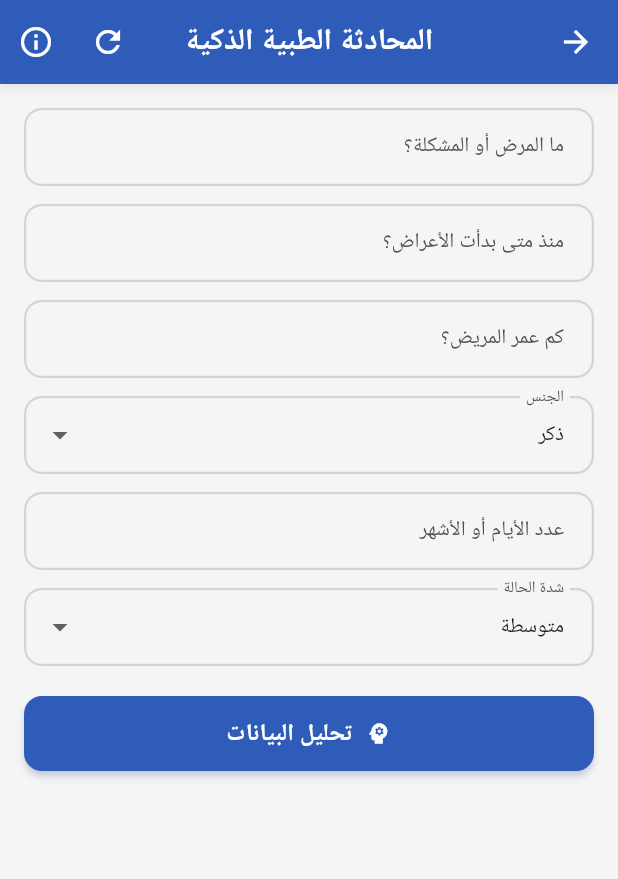
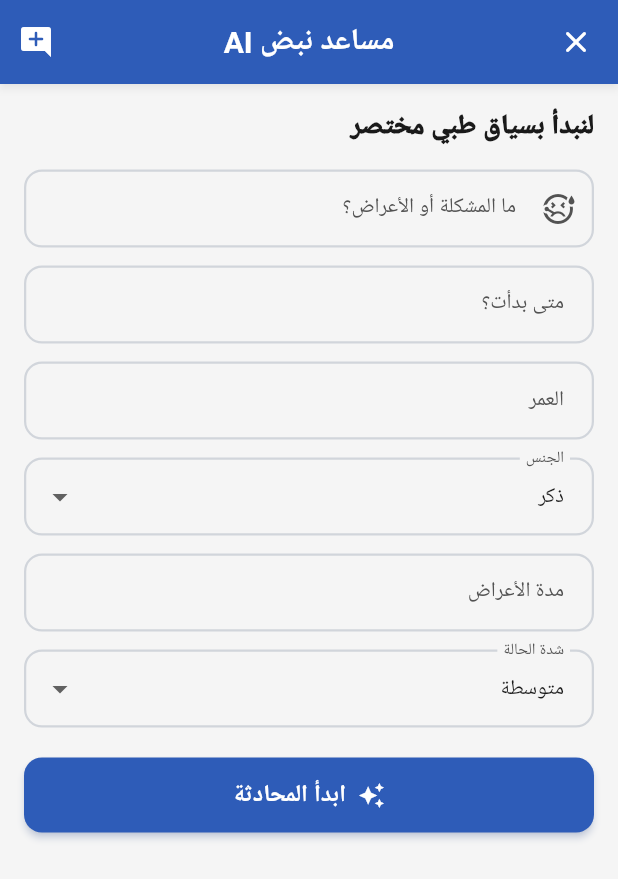
Before and after one commit to alfrasit1-maker/nassasssssss, a Flutter app: the MedicalAiChatScreen screen opened by its route, on a phone screen of 412 x 824 dp. Shown: the top 879 px of the screen. Run offline on Flutter 3.47's test engine with Material 3 defaults, Android fonts, the phone set to English and light mode, and no system bars; our stand-ins replace audioplayers, cloud_firestore, connectivity_plus, dio, file_picker, firebase_auth and 21 more; missing offline and left inert: firebase_app_check, record, translator, zego_uikit_prebuilt_call, zego_uikit_signaling_plugin; accounts and stored records are empty; network calls fail; Roboto replaces fonts that are missing (Tajawal); statements that could not run were skipped.

Commit message:
Enhance navigation AI chat settings and bookings

```diff
--- a/lib/features/ai_chat/data/models/ai_chat_message.dart
+++ b/lib/features/ai_chat/data/models/ai_chat_message.dart
@@ -5,19 +5,34 @@ class AiChatMessage {
   final String content;
   final bool isUser;
   final DateTime createdAt;
+  final String? attachmentPath;
+  final String? attachmentType;
 
-  const AiChatMessage({required this.id, required this.content, required this.isUser, required this.createdAt});
+  const AiChatMessage({
+    required this.id,
+    required this.content,
+    required this.isUser,
+    required this.createdAt,
+    this.attachmentPath,
+    this.attachmentType,
+  });
 
   factory AiChatMessage.fromMap(String id, Map<String, dynamic> map) => AiChatMessage(
         id: id,
         content: (map['content'] ?? '').toString(),
         isUser: map['isUser'] == true,
-        createdAt: (map['createdAt'] as Timestamp?)?.toDate() ?? DateTime.now(),
+        createdAt: map['createdAt'] is Timestamp
+            ? (map['createdAt'] as Timestamp).toDate()
+            : DateTime.tryParse((map['createdAt'] ?? '').toString()) ?? DateTime.now(),
+        attachmentPath: map['attachmentPath']?.toString(),
+        attachmentType: map['attachmentType']?.toString(),
       );
 
-  Map<String, dynamic> toMap() => {
+  Map<String, dynamic> toMap({bool firestore = true}) => {
         'content': content,
         'isUser': isUser,
-        'createdAt': Timestamp.fromDate(createdAt),
+        'createdAt': firestore ? Timestamp.fromDate(createdAt) : createdAt.toIso8601String(),
+        if (attachmentPath != null) 'attachmentPath': attachmentPath,
+        if (attachmentType != null) 'attachmentType': attachmentType,
       };
 }
--- a/lib/features/ai_chat/data/services/medical_ai_api_service.dart
+++ b/lib/features/ai_chat/data/services/medical_ai_api_service.dart
@@ -5,19 +5,21 @@ import '../models/medical_intake.dart';
 class MedicalAiApiService {
   final Dio _dio;
   final String? baseUrl;
+  final String? apiKey;
 
-  MedicalAiApiService({Dio? dio, this.baseUrl}) : _dio = dio ?? Dio();
+  MedicalAiApiService({Dio? dio, this.baseUrl = const String.fromEnvironment('AI_API_URL'), this.apiKey = const String.fromEnvironment('AI_API_KEY')}) : _dio = dio ?? Dio();
 
   Future<String> sendMedicalMessage({required MedicalIntake intake, required List<AiChatMessage> history, required String message}) async {
-    // ضع رابط خدمة الذكاء الاصطناعي ومفتاحها في إعدادات آمنة خارج الكود ثم مرر baseUrl/headers هنا.
-    if (baseUrl == null || baseUrl!.isEmpty) {
-      return 'تحليل أولي: بناءً على البيانات المدخلة (${intake.problem}) ننصح بمراجعة الطبيب المناسب. هذا الرد تجريبي إلى أن يتم ربط API الذكاء الاصطناعي.';
+    final url = (baseUrl ?? '').trim();
+    if (url.isEmpty) {
+      return 'تحليل أولي: فهمت رسالتك عن "${intake.problem}". راقب الأعراض، اشرب سوائل كافية، واحجز موعداً إذا استمرت الحالة أو كانت الشدة عالية. يمكنك تشغيل API حقيقي عبر --dart-define=AI_API_URL و AI_API_KEY.';
     }
-    final response = await _dio.post(baseUrl!, data: {
+    final response = await _dio.post(url, data: {
+      'system': 'أنت مساعد طبي عربي. قدم إرشاداً منظماً ولا تقدم تشخيصاً نهائياً ولا وصفات خطرة.',
       'intake': intake.toPrompt(),
       'message': message,
-      'history': history.map((e) => e.toMap()).toList(),
-    });
-    return (response.data['reply'] ?? response.data['message'] ?? '').toString();
+      'history': history.map((e) => e.toMap(firestore: false)).toList(),
+    }, options: Options(headers: {if ((apiKey ?? '').isNotEmpty) 'Authorization': 'Bearer $apiKey'}));
+    return (response.data['reply'] ?? response.data['message'] ?? response.data['choices']?[0]?['message']?['content'] ?? '').toString();
   }
 }
--- a/lib/features/ai_chat/presentation/pages/medical_ai_chat_screen.dart
+++ b/lib/features/ai_chat/presentation/pages/medical_ai_chat_screen.dart
@@ -1,4 +1,7 @@
+import 'dart:io';
+import 'package:file_picker/file_picker.dart';
 import 'package:flutter/material.dart';
+import 'package:image_picker/image_picker.dart';
 import 'package:provider/provider.dart';
 import '../../data/models/medical_intake.dart';
 import '../../data/repositories/medical_ai_repository.dart';
@@ -7,7 +10,6 @@ import '../providers/medical_ai_chat_provider.dart';
 
 class MedicalAiChatScreen extends StatefulWidget {
   const MedicalAiChatScreen({super.key});
-
   @override
   State<MedicalAiChatScreen> createState() => _MedicalAiChatScreenState();
 }
@@ -29,39 +31,40 @@ class _MedicalAiChatScreenState extends State<MedicalAiChatScreen> {
   @override
   Widget build(BuildContext context) {
     return ChangeNotifierProvider(
-      create: (_) => MedicalAiChatProvider(MedicalAiRepository(apiService: MedicalAiApiService())),
+      create: (_) => MedicalAiChatProvider(MedicalAiRepository(apiService: MedicalAiApiService()))..loadLocalHistory(),
       child: Scaffold(
         appBar: AppBar(
-          leading: const BackButton(),
-          title: const Text('المحادثة الطبية الذكية'),
-          actions: [
-            IconButton(tooltip: 'بدء محادثة جديدة', onPressed: () => setState(() => _intake = null), icon: const Icon(Icons.refresh)),
-            IconButton(tooltip: 'معلومات الخدمة', onPressed: () => showAboutDialog(context: context, applicationName: 'AI Medical Chat', children: const [Text('لا تضع API Key داخل الكود. اربط MedicalAiApiService بخدمتك الآمنة.')]), icon: const Icon(Icons.info_outline)),
-          ],
+          leading: IconButton(icon: const Icon(Icons.close_rounded), onPressed: () => Navigator.of(context).pop()),
+          title: const Text('مساعد نبض AI'),
+          actions: [IconButton(tooltip: 'محادثة جديدة', onPressed: () => setState(() => _intake = null), icon: const Icon(Icons.add_comment_rounded))],
         ),
-        body: _intake == null ? _buildIntake(context) : _buildChat(context),
+        body: SafeArea(child: _intake == null ? _buildIntake(context) : _buildChat(context)),
       ),
     );
   }
 
-  Widget _buildIntake(BuildContext context) => Form(
-    key: _formKey,
-    child: ListView(padding: const EdgeInsets.all(16), children: [
-      TextFormField(controller: _problem, decoration: const InputDecoration(labelText: 'ما المرض أو المشكلة؟'), validator: _required),
-      const SizedBox(height: 12), TextFormField(controller: _started, decoration: const InputDecoration(labelText: 'منذ متى بدأت الأعراض؟'), validator: _required),
-      const SizedBox(height: 12), TextFormField(controller: _age, decoration: const InputDecoration(labelText: 'كم عمر المريض؟'), keyboardType: TextInputType.number, validator: (v){ final n=int.tryParse(v??''); return n==null||n<=0?'أدخل عمر صحيح':null;}),
-      const SizedBox(height: 12), DropdownButtonFormField(value: _gender, decoration: const InputDecoration(labelText: 'الجنس'), items: ['ذكر','أنثى'].map((e)=>DropdownMenuItem(value:e, child:Text(e))).toList(), onChanged: (v)=>setState(()=>_gender=v!)),
-      const SizedBox(height: 12), TextFormField(controller: _duration, decoration: const InputDecoration(labelText: 'عدد الأيام أو الأشهر'), validator: _required),
-      const SizedBox(height: 12), DropdownButtonFormField(value: _severity, decoration: const InputDecoration(labelText: 'شدة الحالة'), items: ['خفيفة','متوسطة','شديدة','طارئة'].map((e)=>DropdownMenuItem(value:e, child:Text(e))).toList(), onChanged: (v)=>setState(()=>_severity=v!)),
-      const SizedBox(height: 20), Consumer<MedicalAiChatProvider>(builder: (context, provider, _) => ElevatedButton.icon(onPressed: provider.isLoading ? null : () async { if(!_formKey.currentState!.validate()) return; final intake=MedicalIntake(problem:_problem.text.trim(), symptomStart:_started.text.trim(), age:int.parse(_age.text.trim()), gender:_gender, duration:_duration.text.trim(), severity:_severity); setState(()=>_intake=intake); await provider.buildInitialRecommendation(intake); }, icon: const Icon(Icons.psychology), label: const Text('تحليل البيانات'))),
-    ]),
-  );
+  Widget _buildIntake(BuildContext context) => Form(key: _formKey, child: ListView(padding: const EdgeInsets.all(16), children: [
+    Text('لنبدأ بسياق طبي مختصر', style: Theme.of(context).textTheme.headlineSmall?.copyWith(fontWeight: FontWeight.w900)),
+    const SizedBox(height: 16),
+    TextFormField(controller: _problem, decoration: const InputDecoration(labelText: 'ما المشكلة أو الأعراض؟', prefixIcon: Icon(Icons.sick_outlined)), validator: _required),
+    const SizedBox(height: 12), TextFormField(controller: _started, decoration: const InputDecoration(labelText: 'متى بدأت؟'), validator: _required),
+    const SizedBox(height: 12), TextFormField(controller: _age, decoration: const InputDecoration(labelText: 'العمر'), keyboardType: TextInputType.number, validator: (v){ final n=int.tryParse(v??''); return n==null||n<=0?'أدخل عمر صحيح':null;}),
+    const SizedBox(height: 12), DropdownButtonFormField(value: _gender, decoration: const InputDecoration(labelText: 'الجنس'), items: ['ذكر','أنثى'].map((e)=>DropdownMenuItem(value:e, child:Text(e))).toList(), onChanged: (v)=>setState(()=>_gender=v!)),
+    const SizedBox(height: 12), TextFormField(controller: _duration, decoration: const InputDecoration(labelText: 'مدة الأعراض'), validator: _required),
+    const SizedBox(height: 12), DropdownButtonFormField(value: _severity, decoration: const InputDecoration(labelText: 'شدة الحالة'), items: ['خفيفة','متوسطة','شديدة','طارئة'].map((e)=>DropdownMenuItem(value:e, child:Text(e))).toList(), onChanged: (v)=>setState(()=>_severity=v!)),
+    const SizedBox(height: 20), Consumer<MedicalAiChatProvider>(builder: (context, provider, _) => ElevatedButton.icon(onPressed: provider.isLoading ? null : () async { if(!_formKey.currentState!.validate()) return; final intake=MedicalIntake(problem:_problem.text.trim(), symptomStart:_started.text.trim(), age:int.parse(_age.text.trim()), gender:_gender, duration:_duration.text.trim(), severity:_severity); setState(()=>_intake=intake); await provider.buildInitialRecommendation(intake); }, icon: const Icon(Icons.auto_awesome), label: const Text('ابدأ المحادثة'))),
+  ]));
 
   Widget _buildChat(BuildContext context) => Consumer<MedicalAiChatProvider>(builder: (context, provider, _) => Column(children: [
-    if (provider.error != null) MaterialBanner(content: Text(provider.error!), actions: [TextButton(onPressed: (){}, child: const Text('حسناً'))]),
-    Expanded(child: ListView.builder(padding: const EdgeInsets.all(12), itemCount: provider.messages.length, itemBuilder: (_, i){ final m=provider.messages[i]; return Align(alignment: m.isUser?Alignment.centerRight:Alignment.centerLeft, child: Card(color: m.isUser?Theme.of(context).colorScheme.primaryContainer:null, child: Padding(padding: const EdgeInsets.all(12), child: Text(m.content)))); })),
-    if (provider.isLoading) const LinearProgressIndicator(),
-    SafeArea(child: Padding(padding: const EdgeInsets.all(8), child: Row(children: [Expanded(child: TextField(controller: _message, decoration: const InputDecoration(hintText: 'اكتب رسالتك الطبية...'))), IconButton(tooltip: 'إرسال', onPressed: provider.isLoading ? null : () { final text=_message.text; _message.clear(); provider.send(_intake!, text); }, icon: const Icon(Icons.send))]))),
+    if (provider.error != null) MaterialBanner(content: Text(provider.error!), actions: [TextButton(onPressed: () => provider.error = null, child: const Text('حسناً'))]),
+    Expanded(child: ListView.builder(reverse: false, padding: const EdgeInsets.fromLTRB(12, 12, 12, 8), itemCount: provider.messages.length, itemBuilder: (_, i){ final m=provider.messages[i]; return Align(alignment: m.isUser?Alignment.centerRight:Alignment.centerLeft, child: Container(constraints: BoxConstraints(maxWidth: MediaQuery.sizeOf(context).width*.82), margin: const EdgeInsets.symmetric(vertical: 5), padding: const EdgeInsets.all(12), decoration: BoxDecoration(color: m.isUser?Theme.of(context).colorScheme.primaryContainer:Theme.of(context).colorScheme.surfaceVariant, borderRadius: BorderRadius.circular(18)), child: Column(crossAxisAlignment: CrossAxisAlignment.start, children: [if (m.attachmentType == 'image' && m.attachmentPath != null) ClipRRect(borderRadius: BorderRadius.circular(12), child: Image.file(File(m.attachmentPath!), height: 150, fit: BoxFit.cover)), Text(m.content)]))); })),
+    if (provider.isLoading) const Padding(padding: EdgeInsets.all(8), child: Row(children: [SizedBox(width: 18,height:18,child:CircularProgressIndicator(strokeWidth:2)), SizedBox(width: 10), Text('المساعد يكتب...')])) ,
+    Padding(padding: const EdgeInsets.fromLTRB(8, 4, 8, 8), child: Row(children: [
+      IconButton(tooltip: 'رفع صورة', onPressed: provider.isLoading ? null : () async { final x = await ImagePicker().pickImage(source: ImageSource.gallery); if (x != null) provider.sendAttachment(_intake!, x.path, 'image'); }, icon: const Icon(Icons.image_outlined)),
+      IconButton(tooltip: 'رفع ملف', onPressed: provider.isLoading ? null : () async { final f = await FilePicker.platform.pickFiles(); final path=f?.files.single.path; if (path != null) provider.sendAttachment(_intake!, path, 'file'); }, icon: const Icon(Icons.attach_file)),
+      Expanded(child: TextField(controller: _message, minLines: 1, maxLines: 4, decoration: const InputDecoration(hintText: 'اكتب سؤالك...', border: OutlineInputBorder()))),
+      IconButton.filled(tooltip: 'إرسال', onPressed: provider.isLoading ? null : () { final text=_message.text; _message.clear(); provider.send(_intake!, text); }, icon: const Icon(Icons.send_rounded)),
+    ])),
   ]));
 
   String? _required(String? v) => v == null || v.trim().isEmpty ? 'هذا الحقل مطلوب' : null;
--- a/lib/features/model.dart
+++ b/lib/features/model.dart
@@ -246,6 +246,7 @@ class Appointment {
   final String specialtyName;
   final String workplace;
   final String payment;
+  final String paymentStatus;
   late final String status;
   final String time;
 
@@ -265,6 +266,7 @@ class Appointment {
     required this.specialtyName,
     required this.workplace,
     required this.payment,
+    this.paymentStatus = 'unpaid',
     required this.status,
     required this.time,
     required this.date,
@@ -288,7 +290,8 @@ class Appointment {
 
       specialtyName: data['specialtyName'] ?? 'تخصص غير معروف',
       workplace: data['workplace'] ?? 'مكان غير معروف',
-      payment: data['payment'] ?? 'غير محدد',
+      payment: data['payment'] ?? data['paymentMethod'] ?? 'غير محدد',
+      paymentStatus: data['paymentStatus'] ?? 'unpaid',
       status: data['status'] ?? 'pending',
       time: data['time'] ?? '--:--',
       date: data['date'] ?? Timestamp.now(),
@@ -311,6 +314,7 @@ class Appointment {
       'specialtyName': specialtyName,
       'workplace': workplace,
       'payment': payment,
+      'paymentStatus': paymentStatus,
       'status': status,
       'time': time,
       'date': date,
```
Also changed, not shown: lib/features/ai_chat/data/repositories/medical_ai_repository.dart (+14 -0 lines), lib/features/ai_chat/presentation/providers/medical_ai_chat_provider.dart (+18 -0 lines), lib/features/appointments/presentation/pages/appointment_details_screen.dart (+10 -0 lines), lib/features/appointments/presentation/pages/book_appointment_screen.dart (+16 -3 lines), lib/features/doctor/presentation/doctorsListWidget.dart (+50 -10 lines), lib/features/home/presentation/pages/home_screen.dart (+23 -10 lines), lib/features/settings/presentation/pages/settings_screen.dart (+15 -17 lines), lib/features/settings/presentation/pages/static_info_pages.dart (added, +105 -0 lines).
